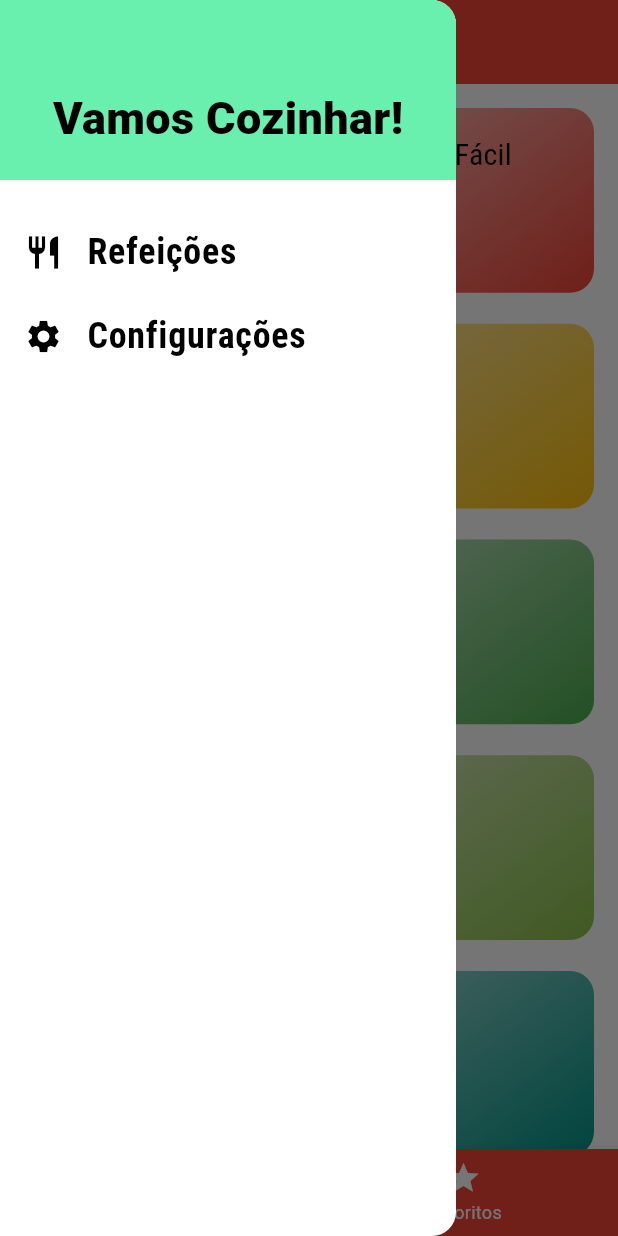
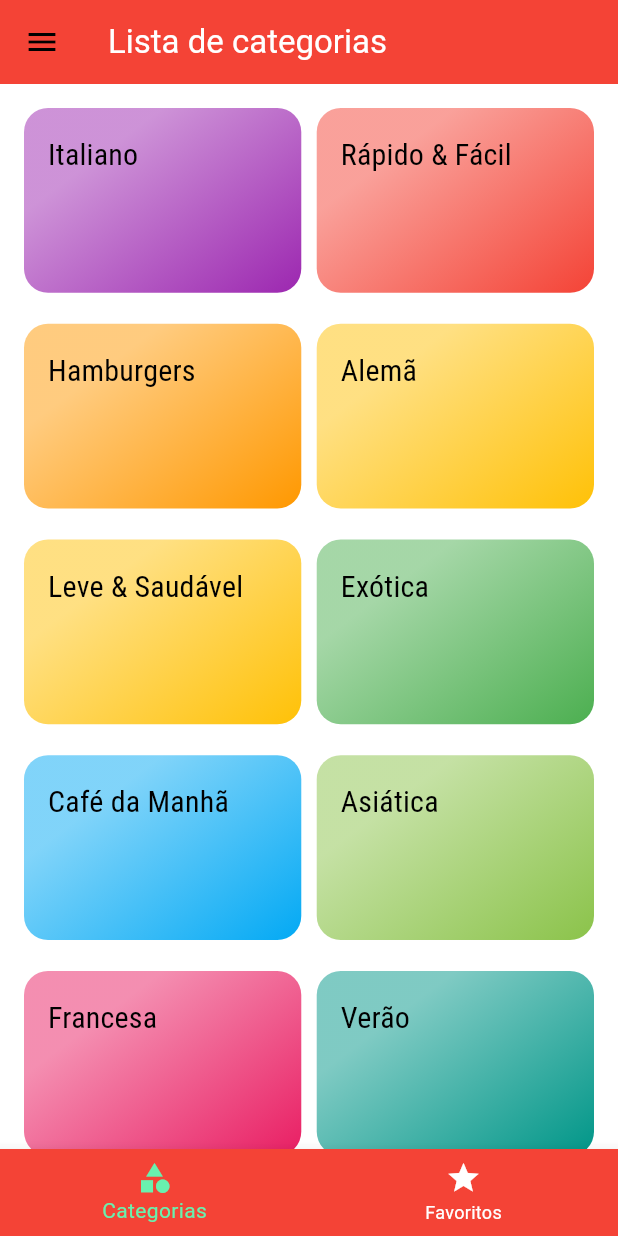
Before and after one commit to JacksonMonteiro/flutter_meals_app, a Flutter app: the screen it shows after launch, in the side drawer, after a tap on "Refeições", on a phone screen of 412 x 824 dp. Run offline on Flutter 3.47's test engine with Material 2 defaults, Android fonts, the phone set to English and light mode, and no system bars.

Commit message:
links on drawer for navigation and push replacement inserteds

```diff
--- a/lib/components/main_drawer.dart
+++ b/lib/components/main_drawer.dart
@@ -1,11 +1,15 @@
 import 'package:flutter/material.dart';
 import 'package:flutter/src/foundation/key.dart';
 import 'package:flutter/src/widgets/framework.dart';
+import 'package:meals/utils/app_routes.dart';
 
 class MainDrawer extends StatelessWidget {
   const MainDrawer({Key? key}) : super(key: key);
 
-  Widget _createItem({required IconData icon, required String label}) {
+  Widget _createItem(
+      {required IconData icon,
+      required String label,
+      required Function onTap}) {
     return ListTile(
       leading: Icon(icon, size: 26),
       title: Text(
@@ -15,7 +19,7 @@ class MainDrawer extends StatelessWidget {
             fontSize: 24,
             fontWeight: FontWeight.bold),
       ),
-      onTap: () => {},
+      onTap: onTap as void Function(),
     );
   }
 
@@ -41,8 +45,18 @@ class MainDrawer extends StatelessWidget {
         const SizedBox(
           height: 20,
         ),
-        _createItem(icon: Icons.restaurant, label: 'Refeições'),
-        _createItem(icon: Icons.settings, label: 'Configurações'),
+        _createItem(
+          icon: Icons.restaurant,
+          label: 'Refeições',
+          onTap: () =>
+              Navigator.of(context).pushReplacementNamed(AppRoutes.home),
+        ),
+        _createItem(
+          icon: Icons.settings,
+          label: 'Configurações',
+          onTap: () =>
+              Navigator.of(context).pushReplacementNamed(AppRoutes.settings),
+        ),
       ]),
     );
   }
--- a/lib/main.dart
+++ b/lib/main.dart
@@ -4,6 +4,7 @@ import 'package:meals/utils/app_routes.dart';
 import 'package:meals/views/categories_meals_view.dart';
 import 'package:meals/views/favorite_view.dart';
 import 'package:meals/views/meal_detail_view.dart';
+import 'package:meals/views/settings_view.dart';
 import 'package:meals/views/tabs_view.dart';
 
 void main() => runApp(const MyApp());
@@ -37,6 +38,7 @@ class MyApp extends StatelessWidget {
         AppRoutes.home: (context) => const TabsView(),
         AppRoutes.categoriesMeals: (context) => const CategoriesMealsView(),
         AppRoutes.mealDetail: (context) => const MealDetailView(),
+        AppRoutes.settings: (context) => const SettingsView(),
       },
     );
   }
--- a/lib/utils/app_routes.dart
+++ b/lib/utils/app_routes.dart
@@ -3,4 +3,5 @@ class AppRoutes {
   static const categoriesMeals = '/categories-meals';
   static const mealDetail = '/meal-detail';
   static const favorites = '/favorites';
+  static const settings = '/settings';
 }
```
Also changed, not shown: lib/views/settings_view.dart (added, +28 -0 lines).
